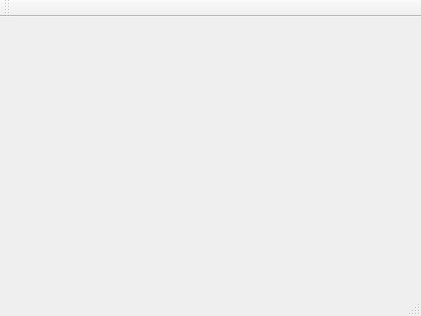
First picture: the form in SerialGUI/mainwindow.ui, repository kamfor/SerialReceiver, before the edit.
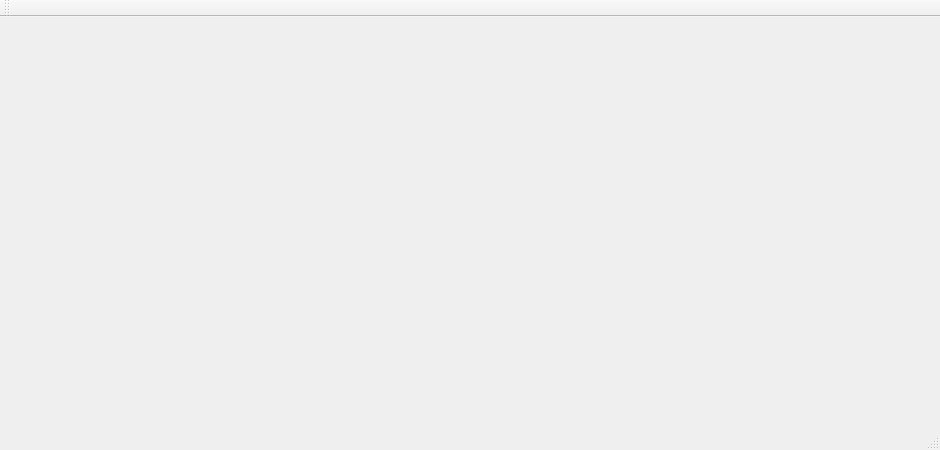
Second picture: the form after the edit. Icons and pictures are not drawn.

What changed in the file:
```diff
--- a/SerialGUI/mainwindow.ui
+++ b/SerialGUI/mainwindow.ui
@@ -6,8 +6,8 @@
    <rect>
     <x>0</x>
     <y>0</y>
-    <width>421</width>
-    <height>316</height>
+    <width>940</width>
+    <height>450</height>
    </rect>
   </property>
   <property name="windowTitle">
```
Left out of the diff: 94 changed lines with no effect on the pictures.
